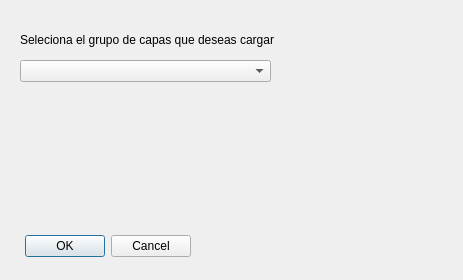
This is capassigmena/capassigmena_dialog_base.ui in diezrabanos/qgis_plugins as Qt 5 draws it before an edit. The edited form follows.
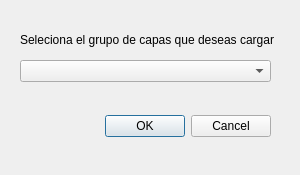
This is the edited form.

Commit message: con capas de espacios

Patch:
```diff
--- a/capassigmena/capassigmena_dialog_base.ui
+++ b/capassigmena/capassigmena_dialog_base.ui
@@ -6,8 +6,8 @@
    <rect>
     <x>0</x>
     <y>0</y>
-    <width>463</width>
-    <height>280</height>
+    <width>300</width>
+    <height>175</height>
    </rect>
   </property>
   <property name="windowTitle">
@@ -16,8 +16,8 @@
   <widget class="QDialogButtonBox" name="button_box">
    <property name="geometry">
     <rect>
-     <x>20</x>
-     <y>230</y>
+     <x>100</x>
+     <y>110</y>
      <width>171</width>
      <height>32</height>
     </rect>
```
Left out of the diff: 10 changed lines with no effect on the pictures. The commit also changes 2 other files.
